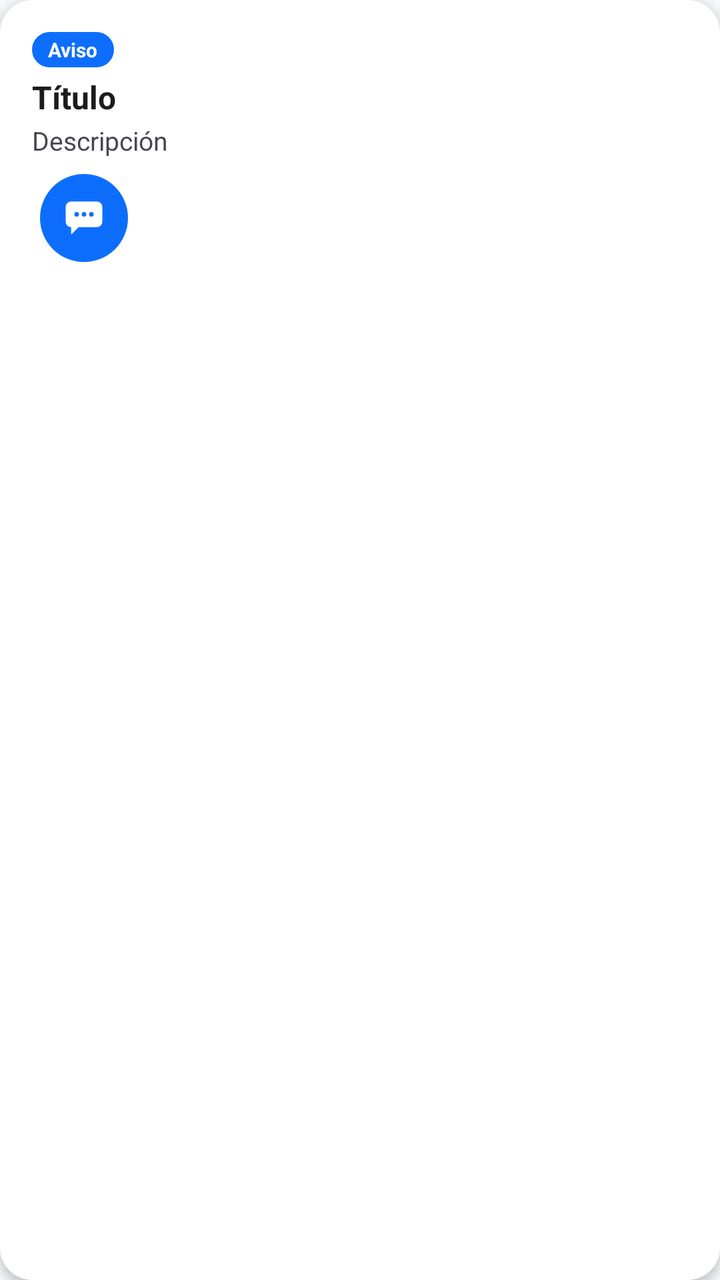
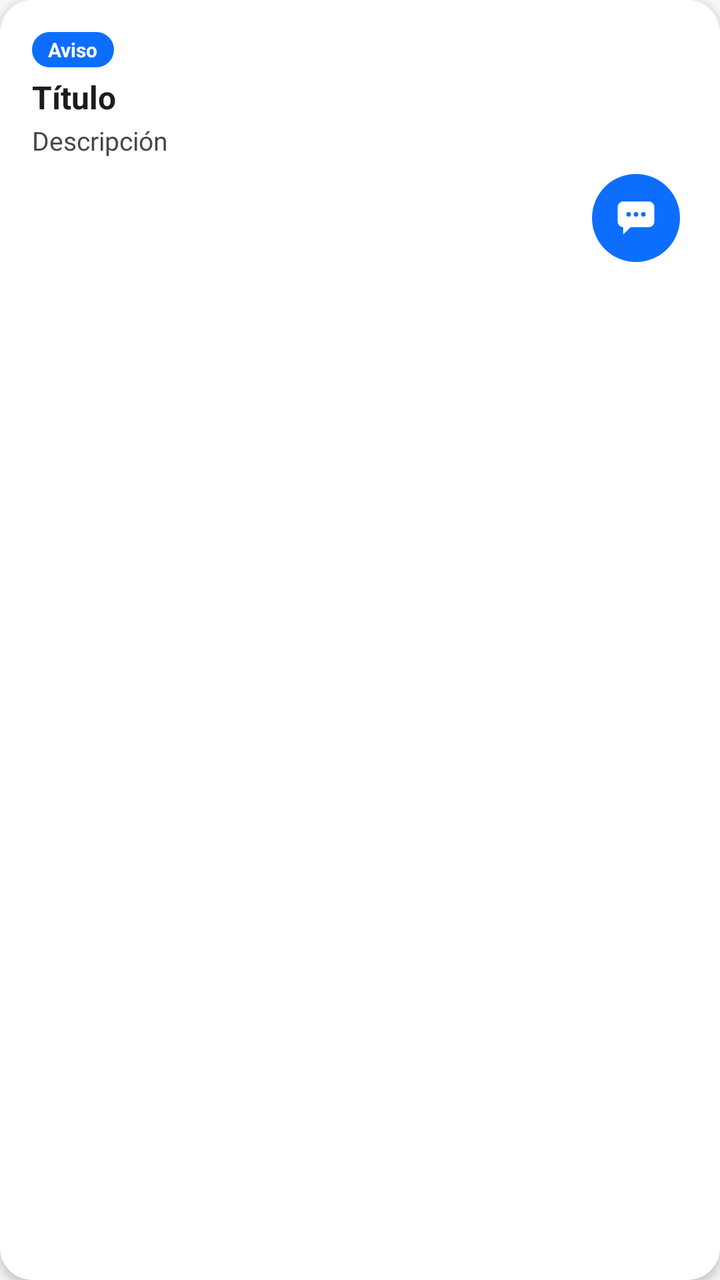

Before-and-after screenshots of an Android layout around one commit, followed by the original layout XML and the change that was made.
<!-- AndroidManifest.xml: application theme Theme.MyApplication -->
<!-- res/layout/item_blog_entry.xml -->
<?xml version="1.0" encoding="utf-8"?>
<androidx.cardview.widget.CardView xmlns:android="http://schemas.android.com/apk/res/android"
    xmlns:app="http://schemas.android.com/apk/res-auto"
    style="@style/Widget.Bootstrap.Card"
    android:layout_width="match_parent"
    android:layout_height="wrap_content">

    <LinearLayout
        android:layout_width="match_parent"
        android:layout_height="wrap_content"
        android:orientation="horizontal"
        android:gravity="center_vertical"
        android:padding="8dp">

        <ImageView
            android:id="@+id/ivDragHandle"
            android:layout_width="32dp"
            android:layout_height="32dp"
            android:src="@drawable/ic_drag_handle"
            android:visibility="gone"
            android:layout_marginEnd="8dp"/>

        <LinearLayout
            android:layout_width="0dp"
            android:layout_height="wrap_content"
            android:layout_weight="1"
            android:orientation="vertical"
            android:padding="8dp">

            <TextView
                android:id="@+id/tvCategory"
                android:layout_width="wrap_content"
                android:layout_height="wrap_content"
                android:background="@drawable/bg_badge_primary"
                android:paddingHorizontal="8dp"
                android:paddingVertical="2dp"
                android:text="Aviso"
                android:textColor="@color/white"
                android:textSize="10sp"
                android:textStyle="bold" />

            <TextView
                android:id="@+id/tvTitle"
                android:layout_width="wrap_content"
                android:layout_height="wrap_content"
                android:layout_marginTop="4dp"
                android:text="Título"
                android:textColor="?android:attr/textColorPrimary"
                android:textSize="16sp"
                android:textStyle="bold" />

            <TextView
                android:id="@+id/tvContent"
                android:layout_width="match_parent"
                android:layout_height="wrap_content"
                android:layout_marginTop="2dp"
                android:text="Descripción"
                android:textColor="?android:attr/textColorSecondary"
                android:textSize="13sp" />

            <TextView
                android:id="@+id/btnReadMore"
                android:layout_width="wrap_content"
                android:layout_height="wrap_content"
                android:layout_marginTop="4dp"
                android:text="Ver más"
                android:textColor="?attr/colorPrimary"
                android:textSize="13sp"
                android:textStyle="bold"
                android:visibility="gone"/>

            <LinearLayout
                android:layout_width="match_parent"
                android:layout_height="wrap_content"
                android:layout_marginTop="8dp"
                android:orientation="horizontal"
                android:gravity="center_vertical">

                <com.google.android.material.button.MaterialButton
                    android:id="@+id/btnDiscussion"
                    style="@style/Widget.Material3.Button.TonalButton"
                    android:layout_width="44dp"
                    android:layout_height="44dp"
                    android:minWidth="0dp"
                    android:minHeight="0dp"
                    android:padding="0dp"
                    android:insetTop="0dp"
                    android:insetBottom="0dp"
                    android:insetLeft="0dp"
                    android:insetRight="0dp"
                    app:cornerRadius="22dp"
                    app:icon="@drawable/ic_chat"
                    app:iconGravity="textStart"
                    app:iconPadding="0dp"
                    app:iconSize="22dp"
                    app:iconTint="@color/white"
                    app:backgroundTint="?attr/colorPrimary"
                    android:layout_marginStart="4dp"
                    android:layout_marginEnd="4dp"
                    android:contentDescription="Discusión"/>

                <View
                    android:layout_width="0dp"
                    android:layout_height="0dp"
                    android:layout_weight="1"/>

                <LinearLayout
                    android:id="@+id/layoutAdminActions"
                    android:layout_width="wrap_content"
                    android:layout_height="wrap_content"
                    android:orientation="horizontal"
                    android:gravity="center_vertical"
                    android:visibility="gone">

                    <com.google.android.material.button.MaterialButton
                        android:id="@+id/btnEdit"
                        style="@style/Widget.Material3.Button.TonalButton"
                        android:layout_width="44dp"
                        android:layout_height="44dp"
                        android:minWidth="0dp"
                        android:minHeight="0dp"
                        android:padding="0dp"
                        android:insetTop="0dp"
                        android:insetBottom="0dp"
                        android:insetLeft="0dp"
                        android:insetRight="0dp"
                        app:cornerRadius="22dp"
                        app:icon="@drawable/ic_edit"
                        app:iconGravity="textStart"
                        app:iconPadding="0dp"
                        app:iconSize="22dp"
                        app:iconTint="@color/white"
                        app:backgroundTint="@color/bs_success"
                        android:layout_marginStart="4dp"
                        android:layout_marginEnd="4dp"
                        android:contentDescription="Editar entrada"/>

                    <com.google.android.material.button.MaterialButton
                        android:id="@+id/btnDelete"
                        style="@style/Widget.Material3.Button.TonalButton"
                        android:layout_width="44dp"
                        android:layout_height="44dp"
                        android:minWidth="0dp"
                        android:minHeight="0dp"
                        android:padding="0dp"
                        android:insetTop="0dp"
                        android:insetBottom="0dp"
                        android:insetLeft="0dp"
                        android:insetRight="0dp"
                        app:cornerRadius="22dp"
                        app:icon="@drawable/ic_delete"
                        app:iconGravity="textStart"
                        app:iconPadding="0dp"
                        app:iconSize="22dp"
                        app:iconTint="@color/white"
                        app:backgroundTint="@color/bs_danger"
                        android:layout_marginStart="4dp"
                        android:layout_marginEnd="4dp"
                        android:contentDescription="Eliminar entrada"/>
                </LinearLayout>
            </LinearLayout>

        </LinearLayout>
    </LinearLayout>
</androidx.cardview.widget.CardView>
<!-- resources referenced by this layout -->
<resources>
  <color name="bs_danger">#dc3545</color>
  <color name="bs_success">#198754</color>
  <color name="white">#FFFFFFFF</color>
  <!-- drawable bg_badge_primary (drawable) -->
  <?xml version="1.0" encoding="utf-8"?>
  <shape xmlns:android="http://schemas.android.com/apk/res/android">
      <solid android:color="?attr/colorPrimary" />
      <corners android:radius="10dp" />
  </shape>
  <!-- drawable ic_delete (drawable) -->
  <vector xmlns:android="http://schemas.android.com/apk/res/android"
      android:width="24dp"
      android:height="24dp"
      android:viewportWidth="24"
      android:viewportHeight="24"
      android:tint="?attr/colorControlNormal">
  
      
      <path
          android:fillColor="@android:color/white"
          android:pathData="M9,3h6l1,1v1H8V4z" />
  
      
      <path
          android:fillColor="@android:color/white"
          android:pathData="M4,6h16v2H4z" />
  
      
      <path
          android:fillColor="@android:color/white"
          android:pathData="M6,9h12v10a2,2 0,0 1,-2 2H8a2,2 0,0 1,-2 -2z
                            M9,11v7h1.5v-7z
                            M13.5,11v7H15v-7z" />
  </vector>
  <!-- drawable ic_drag_handle (drawable) -->
  <vector xmlns:android="http://schemas.android.com/apk/res/android"
      android:width="24dp"
      android:height="24dp"
      android:viewportWidth="24"
      android:viewportHeight="24">
      <path
          android:fillColor="#888888"
          android:pathData="M20,9H4v2h16V9zM20,13H4v2h16V13z" />
  </vector>
  <!-- drawable ic_edit (drawable) -->
  <vector xmlns:android="http://schemas.android.com/apk/res/android"
      android:width="24dp"
      android:height="24dp"
      android:viewportWidth="24"
      android:viewportHeight="24"
      android:tint="?attr/colorControlNormal">
      <path
          android:fillColor="@android:color/white"
          android:pathData="M3,17.25V21h3.75L17.81,9.94l-3.75,-3.75L3,17.25zM5.92,19H5v-0.92l9.06,-9.06 0.92,0.92L5.92,19zM20.71,7.04c0.39,-0.39 0.39,-1.02 0,-1.41l-2.34,-2.34c-0.2,-0.2 -0.45,-0.29 -0.71,-0.29s-0.51,0.1 -0.7,0.29l-1.83,1.83 3.75,3.75 1.83,-1.83z" />
  </vector>
  <style name="Widget.Bootstrap.Card" parent="Widget.Material3.CardView.Outlined">
          <item name="cardBackgroundColor">?attr/colorSurface</item>
          <item name="cardCornerRadius">16dp</item>
          <item name="cardElevation">3dp</item>
          <item name="strokeColor">?attr/colorPrimary</item>
          <item name="strokeWidth">2dp</item>
          <item name="android:layout_margin">8dp</item>
      </style>
  <style name="Theme.MyApplication" parent="Base.Theme.MyApplication" />
  <style name="Base.Theme.MyApplication" parent="Theme.Material3.DayNight.NoActionBar">
          <item name="colorPrimary">@color/accent_blue</item>
          <item name="colorOnPrimary">@color/white</item>
          <item name="colorSecondary">@color/bs_secondary</item>
          <item name="android:statusBarColor">@color/bs_dark</item>
          <item name="android:windowBackground">@color/bs_light</item>
          <item name="colorSurface">@color/surface_light</item>
          <item name="materialCardViewStyle">@style/Widget.Bootstrap.Card</item>
          <item name="cardViewStyle">@style/Widget.Bootstrap.Card</item>
          <item name="alertDialogTheme">@style/Theme.MyApplication.Dialog</item>
      </style>
  <color name="accent_blue">#0d6efd</color>
  <color name="bs_secondary">#6c757d</color>
  <color name="bs_dark">#212529</color>
  <color name="bs_light">#f8f9fa</color>
  <color name="surface_light">#FFFFFF</color>
  <style name="Theme.MyApplication.Dialog" parent="ThemeOverlay.Material3.MaterialAlertDialog">
          <item name="shapeAppearanceOverlay">@style/ShapeAppearance.MyApplication.Dialog</item>
      </style>
  <style name="ShapeAppearance.MyApplication.Dialog" parent="ShapeAppearance.Material3.LargeComponent">
          <item name="cornerSize">20dp</item>
      </style>
  <!-- unchanged entries left out for length: 1 -->
</resources>

<!-- the commit's change to res/layout/item_blog_entry.xml (unified diff, before → after) -->
@@ -76,44 +76,19 @@
                 android:orientation="horizontal"
                 android:gravity="center_vertical">
 
-                <com.google.android.material.button.MaterialButton
-                    android:id="@+id/btnDiscussion"
-                    style="@style/Widget.Material3.Button.TonalButton"
-                    android:layout_width="44dp"
-                    android:layout_height="44dp"
-                    android:minWidth="0dp"
-                    android:minHeight="0dp"
-                    android:padding="0dp"
-                    android:insetTop="0dp"
-                    android:insetBottom="0dp"
-                    android:insetLeft="0dp"
-                    android:insetRight="0dp"
-                    app:cornerRadius="22dp"
-                    app:icon="@drawable/ic_chat"
-                    app:iconGravity="textStart"
-                    app:iconPadding="0dp"
-                    app:iconSize="22dp"
-                    app:iconTint="@color/white"
-                    app:backgroundTint="?attr/colorPrimary"
-                    android:layout_marginStart="4dp"
-                    android:layout_marginEnd="4dp"
-                    android:contentDescription="Discusión"/>
-
                 <View
                     android:layout_width="0dp"
                     android:layout_height="0dp"
                     android:layout_weight="1"/>
 
                 <LinearLayout
-                    android:id="@+id/layoutAdminActions"
                     android:layout_width="wrap_content"
                     android:layout_height="wrap_content"
                     android:orientation="horizontal"
-                    android:gravity="center_vertical"
-                    android:visibility="gone">
+                    android:gravity="center_vertical">
 
                     <com.google.android.material.button.MaterialButton
-                        android:id="@+id/btnEdit"
+                        android:id="@+id/btnDiscussion"
                         style="@style/Widget.Material3.Button.TonalButton"
                         android:layout_width="44dp"
                         android:layout_height="44dp"
@@ -125,38 +100,70 @@
                         android:insetLeft="0dp"
                         android:insetRight="0dp"
                         app:cornerRadius="22dp"
-                        app:icon="@drawable/ic_edit"
+                        app:icon="@drawable/ic_chat"
                         app:iconGravity="textStart"
                         app:iconPadding="0dp"
                         app:iconSize="22dp"
                         app:iconTint="@color/white"
-                        app:backgroundTint="@color/bs_success"
+                        app:backgroundTint="?attr/colorPrimary"
                         android:layout_marginStart="4dp"
                         android:layout_marginEnd="4dp"
-                        android:contentDescription="Editar entrada"/>
+                        android:contentDescription="Discusión"/>
 
-                    <com.google.android.material.button.MaterialButton
-                        android:id="@+id/btnDelete"
-                        style="@style/Widget.Material3.Button.TonalButton"
-                        android:layout_width="44dp"
-                        android:layout_height="44dp"
-                        android:minWidth="0dp"
-                        android:minHeight="0dp"
-                        android:padding="0dp"
-                        android:insetTop="0dp"
-                        android:insetBottom="0dp"
-                        android:insetLeft="0dp"
-                        android:insetRight="0dp"
-                        app:cornerRadius="22dp"
-                        app:icon="@drawable/ic_delete"
-                        app:iconGravity="textStart"
-                        app:iconPadding="0dp"
-                        app:iconSize="22dp"
-                        app:iconTint="@color/white"
-                        app:backgroundTint="@color/bs_danger"
-                        android:layout_marginStart="4dp"
-                        android:layout_marginEnd="4dp"
-                        android:contentDescription="Eliminar entrada"/>
+                    <LinearLayout
+                        android:id="@+id/layoutAdminActions"
+                        android:layout_width="wrap_content"
+                        android:layout_height="wrap_content"
+                        android:orientation="horizontal"
+                        android:gravity="center_vertical"
+                        android:visibility="gone">
+
+                        <com.google.android.material.button.MaterialButton
+                            android:id="@+id/btnEdit"
+                            style="@style/Widget.Material3.Button.TonalButton"
+                            android:layout_width="44dp"
+                            android:layout_height="44dp"
+                            android:minWidth="0dp"
+                            android:minHeight="0dp"
+                            android:padding="0dp"
+                            android:insetTop="0dp"
+                            android:insetBottom="0dp"
+                            android:insetLeft="0dp"
+                            android:insetRight="0dp"
+                            app:cornerRadius="22dp"
+                            app:icon="@drawable/ic_edit"
+                            app:iconGravity="textStart"
+                            app:iconPadding="0dp"
+                            app:iconSize="22dp"
+                            app:iconTint="@color/white"
+                            app:backgroundTint="@color/bs_success"
+                            android:layout_marginStart="4dp"
+                            android:layout_marginEnd="4dp"
+                            android:contentDescription="Editar entrada"/>
+
+                        <com.google.android.material.button.MaterialButton
+                            android:id="@+id/btnDelete"
+                            style="@style/Widget.Material3.Button.TonalButton"
+                            android:layout_width="44dp"
+                            android:layout_height="44dp"
+                            android:minWidth="0dp"
+                            android:minHeight="0dp"
+                            android:padding="0dp"
+                            android:insetTop="0dp"
+                            android:insetBottom="0dp"
+                            android:insetLeft="0dp"
+                            android:insetRight="0dp"
+                            app:cornerRadius="22dp"
+                            app:icon="@drawable/ic_delete"
+                            app:iconGravity="textStart"
+                            app:iconPadding="0dp"
+                            app:iconSize="22dp"
+                            app:iconTint="@color/white"
+                            app:backgroundTint="@color/bs_danger"
+                            android:layout_marginStart="4dp"
+                            android:layout_marginEnd="4dp"
+                            android:contentDescription="Eliminar entrada"/>
+                    </LinearLayout>
                 </LinearLayout>
             </LinearLayout>
 
